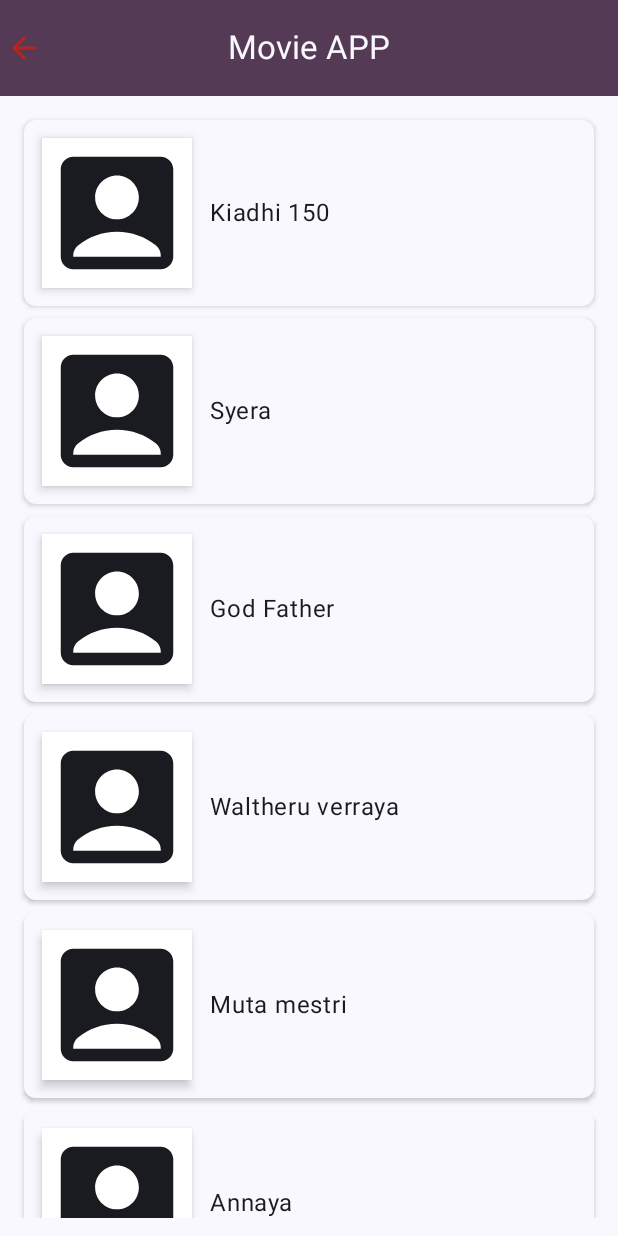
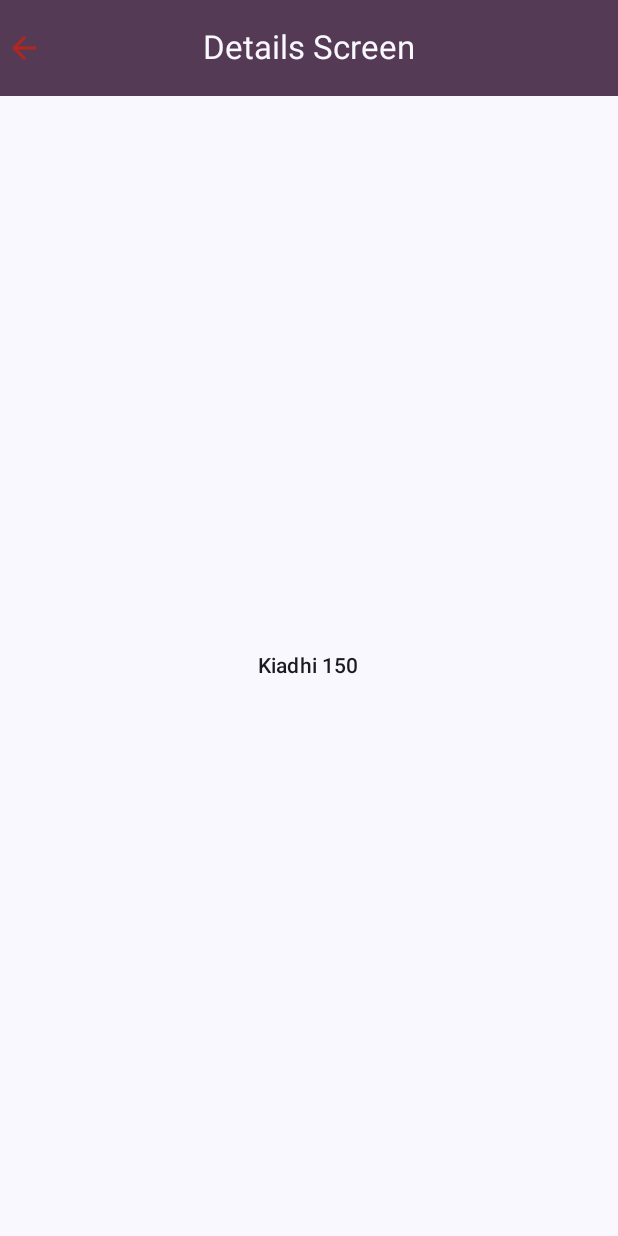
Before and after one commit to saleelkhanshaik/Compose_MovieApp, an Android app built with Jetpack Compose: the screen it shows after launch (MainActivity), after a tap on "Kiadhi 150", on a phone screen of 412 x 824 dp. Run offline under Robolectric (Android 15) with nearby library versions, the phone set to English and light mode, and no system bars.

Commit message:
working with jetpack navigation

```diff
--- a/app/build.gradle
+++ b/app/build.gradle
@@ -56,6 +56,8 @@ dependencies {
     implementation 'androidx.compose.ui:ui-graphics'
     implementation 'androidx.compose.ui:ui-tooling-preview'
     implementation 'androidx.compose.material3:material3'
+    implementation 'androidx.navigation:navigation-compose:2.5.3'
+
     testImplementation 'junit:junit:4.13.2'
     androidTestImplementation 'androidx.test.ext:junit:1.1.5'
     androidTestImplementation 'androidx.test.espresso:espresso-core:3.5.1'
@@ -63,4 +65,5 @@ dependencies {
     androidTestImplementation 'androidx.compose.ui:ui-test-junit4'
     debugImplementation 'androidx.compose.ui:ui-tooling'
     debugImplementation 'androidx.compose.ui:ui-test-manifest'
+
 }
--- a/app/src/main/java/com/example/movieapp/MainActivity.kt
+++ b/app/src/main/java/com/example/movieapp/MainActivity.kt
@@ -38,6 +38,7 @@ import androidx.compose.ui.graphics.RectangleShape
 import androidx.compose.ui.platform.LocalContext
 import androidx.compose.ui.tooling.preview.Preview
 import androidx.compose.ui.unit.dp
+import com.example.movieapp.navigation.MovieNavigation
 import com.example.movieapp.ui.theme.MovieAppTheme
 
 private val TAG : String = "MovieScreengit"
@@ -46,111 +47,25 @@ class MainActivity : ComponentActivity() {
         super.onCreate(savedInstanceState)
         setContent {
             MyApp {
-                MainContent()
+                MovieNavigation()
             }
         }
     }
 }
 
-
-@OptIn(ExperimentalMaterial3Api::class)
 @Composable
 fun MyApp(content: @Composable () -> Unit) {
     MovieAppTheme {
-        val context = LocalContext.current
-        Scaffold(topBar = {
-            CenterAlignedTopAppBar(
-                title = {
-                    Text(text = "Movie APP")
-                },
-                modifier = Modifier,
-                navigationIcon = {
-                    Icon(imageVector = Icons.Default.ArrowBack, contentDescription = "TopBarIcon")
-//                    Icon(imageVector = Icons.Default.ArrowForward, contentDescription = "TopBarIcon")
-                },
-                colors = TopAppBarDefaults.centerAlignedTopAppBarColors(
-                    containerColor = MaterialTheme.colorScheme.tertiary,
-                    titleContentColor = MaterialTheme.colorScheme.background,
-                    navigationIconContentColor = MaterialTheme.colorScheme.error
-                )
-            )
-        }) { it ->
-            Column(modifier = Modifier.padding(it)) {
-                content()
-            }
-
-        }
+        content()
     }
 }
 
-@Composable
-fun MovieRow(movieDetails: String,
-             itemClick :(String) -> Unit
-) {
-    Card(
-        modifier = Modifier
-            .padding(4.dp)
-            .fillMaxWidth()
-            .clickable {
-                itemClick(movieDetails)
-            },
-        shape = MaterialTheme.shapes.small,
-        colors = CardDefaults.cardColors(
-            containerColor = MaterialTheme.colorScheme.background
-        ),
-        elevation = CardDefaults.cardElevation(defaultElevation = 2.dp,
-        pressedElevation = 4.dp),
-    ) {
-        Row(
-            verticalAlignment = Alignment.CenterVertically,
-            horizontalArrangement = Arrangement.Start
-        ) {
-            Surface(modifier = Modifier
-                .padding(12.dp)
-                .size(100.dp),
-                shape = RectangleShape,
-                color = MaterialTheme.colorScheme.onPrimary,
-                shadowElevation = 4.dp,
-                tonalElevation = 4.dp,
-            ) {
-                Icon(imageVector = Icons.Default.AccountBox,
-                    contentDescription = "Movie Icon")
-            }
-            Text(text = movieDetails)
-        }
 
-    }
-}
-
-@Composable
-fun MainContent(
-    movieList: List<String> = listOf<String>(
-       "Kiadhi 150",
-        "Syera",
-        "God Father",
-        "Waltheru verraya",
-        "Muta mestri",
-        "Annaya",
-        "Kadhi",
-        "Suprime"
-    )
-) {
-    Column(modifier = Modifier.padding(12.dp)) {
-        LazyColumn {
-            items(items = movieList) {
-                MovieRow(it){
-                    movieDetails ->
-                    Log.d(TAG, "MainContent: $movieDetails")
-                }
-            }
-        }
-    }
-}
 
 @Preview(showBackground = true)
 @Composable
 fun GreetingPreview() {
     MyApp {
-        MainContent()
+
     }
 }
--- /dev/null
+++ b/app/src/main/java/com/example/movieapp/navigation/MovieNavigation.kt
@@ -0,0 +1,33 @@
+package com.example.movieapp.navigation
+
+import android.util.Log
+import androidx.compose.runtime.Composable
+import androidx.navigation.NavType
+import androidx.navigation.compose.NavHost
+import androidx.navigation.compose.composable
+import androidx.navigation.compose.rememberNavController
+import androidx.navigation.navArgument
+import com.example.movieapp.screens.home.HomeScreen
+import com.example.movieapp.screens.details.MovieDetailsScreen
+
+private val TAG = "MovieNavigation"
+@Composable
+fun MovieNavigation(){
+    val navController = rememberNavController()
+    NavHost(navController = navController, startDestination = MovieScreen.HomeScreen.name){
+        composable(MovieScreen.HomeScreen.name){
+            HomeScreen(navController = navController)
+        }
+        //
+        composable(MovieScreen.DetailScreen.name+"/{" +
+                "movie}",
+        arguments = listOf(navArgument(name = "movie"){
+            type = NavType.StringType
+        })
+        ){
+            it ->
+            MovieDetailsScreen(navController = navController, it.arguments?.getString("movie"))
+        }
+    }
+
+}
--- /dev/null
+++ b/app/src/main/java/com/example/movieapp/navigation/MovieScreen.kt
@@ -0,0 +1,17 @@
+package com.example.movieapp.navigation
+
+
+enum class MovieScreen {
+    HomeScreen,
+    DetailScreen;
+
+    companion object{
+        fun fromRoute(route:String?):MovieScreen =
+            when(route?.substringBefore("/")){
+                HomeScreen.name -> HomeScreen
+                DetailScreen.name -> DetailScreen
+                null -> HomeScreen
+                else -> throw IllegalArgumentException("Route $route is not recognized")
+            }
+    }
+}
--- /dev/null
+++ b/app/src/main/java/com/example/movieapp/screens/details/MovieDetails.kt
@@ -0,0 +1,57 @@
+package com.example.movieapp.screens.details
+
+import android.annotation.SuppressLint
+import androidx.compose.foundation.clickable
+import androidx.compose.foundation.layout.Arrangement
+import androidx.compose.foundation.layout.Column
+import androidx.compose.foundation.layout.Spacer
+import androidx.compose.foundation.layout.fillMaxHeight
+import androidx.compose.foundation.layout.fillMaxWidth
+import androidx.compose.foundation.layout.padding
+import androidx.compose.material.icons.Icons
+import androidx.compose.material.icons.filled.ArrowBack
+import androidx.compose.material3.Button
+import androidx.compose.material3.CenterAlignedTopAppBar
+import androidx.compose.material3.ExperimentalMaterial3Api
+import androidx.compose.material3.Icon
+import androidx.compose.material3.MaterialTheme
+import androidx.compose.material3.Scaffold
+import androidx.compose.material3.Surface
+import androidx.compose.material3.Text
+import androidx.compose.material3.TopAppBarDefaults
+import androidx.compose.runtime.Composable
+import androidx.compose.ui.Alignment
+import androidx.compose.ui.Modifier
+import androidx.compose.ui.unit.dp
+import androidx.navigation.NavController
+
+@OptIn(ExperimentalMaterial3Api::class)
+@Composable
+fun MovieDetailsScreen(navController: NavController, name: String?) {
+    Scaffold(topBar = {
+        CenterAlignedTopAppBar(
+            title = {
+                Text(text = "Details Screen")
+            },
+            navigationIcon = {
+                Icon(imageVector = Icons.Default.ArrowBack, contentDescription = "TopBarIcon",
+                modifier = Modifier.clickable {
+                    navController.popBackStack()
+                })
+            },
+            colors = TopAppBarDefaults.centerAlignedTopAppBarColors(
+                containerColor = MaterialTheme.colorScheme.tertiary,
+                titleContentColor = MaterialTheme.colorScheme.background,
+                navigationIconContentColor = MaterialTheme.colorScheme.error
+            )
+        )
+    }
+    ) {it ->
+            Column(modifier = Modifier.padding(it).fillMaxWidth().fillMaxHeight(),
+            verticalArrangement = Arrangement.Center, horizontalAlignment = Alignment.CenterHorizontally) {
+                Text(text = name?.toString()?:"",
+                style = MaterialTheme.typography.labelLarge)
+            }
+
+        }
+}
--- /dev/null
+++ b/app/src/main/java/com/example/movieapp/screens/home/HomeScreen.kt
@@ -0,0 +1,126 @@
+package com.example.movieapp.screens.home
+
+
+
+import androidx.compose.foundation.clickable
+import androidx.compose.foundation.layout.Arrangement
+import androidx.compose.foundation.layout.Column
+import androidx.compose.foundation.layout.Row
+import androidx.compose.foundation.layout.fillMaxWidth
+import androidx.compose.foundation.layout.padding
+import androidx.compose.foundation.layout.size
+import androidx.compose.foundation.lazy.LazyColumn
+import androidx.compose.foundation.lazy.items
+import androidx.compose.material.icons.Icons
+import androidx.compose.material.icons.filled.AccountBox
+import androidx.compose.material.icons.filled.ArrowBack
+import androidx.compose.material3.Card
+import androidx.compose.material3.CardDefaults
+import androidx.compose.material3.CenterAlignedTopAppBar
+import androidx.compose.material3.ExperimentalMaterial3Api
+import androidx.compose.material3.Icon
+import androidx.compose.material3.MaterialTheme
+import androidx.compose.material3.Scaffold
+import androidx.compose.material3.Surface
+import androidx.compose.material3.Text
+import androidx.compose.material3.TopAppBarDefaults
+import androidx.compose.runtime.Composable
+import androidx.compose.ui.Alignment
+import androidx.compose.ui.Modifier
+import androidx.compose.ui.graphics.RectangleShape
+import androidx.compose.ui.unit.dp
+import androidx.navigation.NavController
+import com.example.movieapp.navigation.MovieScreen
+
+@OptIn(ExperimentalMaterial3Api::class)
+@Composable
+fun HomeScreen(navController: NavController) {
+    Scaffold(topBar = {
+        CenterAlignedTopAppBar(
+            title = {
+                Text(text = "Movie APP")
+            },
+            modifier = Modifier,
+            colors = TopAppBarDefaults.centerAlignedTopAppBarColors(
+                containerColor = MaterialTheme.colorScheme.tertiary,
+                titleContentColor = MaterialTheme.colorScheme.background,
+                navigationIconContentColor = MaterialTheme.colorScheme.error
+            )
+        )
+    }) { it ->
+        Column(modifier = Modifier.padding(it)) {
+            MainContent(navController)
+        }
+    }
+}
+
+@Composable
+fun MovieRow(
+    movieDetails: String,
+    itemClick: (String) -> Unit
+) {
+    Card(
+        modifier = Modifier
+            .padding(4.dp)
+            .fillMaxWidth()
+            .clickable {
+                itemClick(movieDetails)
+            },
+        shape = MaterialTheme.shapes.small,
+        colors = CardDefaults.cardColors(
+            containerColor = MaterialTheme.colorScheme.background
+        ),
+        elevation = CardDefaults.cardElevation(
+            defaultElevation = 2.dp,
+            pressedElevation = 4.dp
+        ),
+    ) {
+        Row(
+            verticalAlignment = Alignment.CenterVertically,
+            horizontalArrangement = Arrangement.Start
+        ) {
+            Surface(
+                modifier = Modifier
+                    .padding(12.dp)
+                    .size(100.dp),
+                shape = RectangleShape,
+                color = MaterialTheme.colorScheme.onPrimary,
+                shadowElevation = 4.dp,
+                tonalElevation = 4.dp,
+            ) {
+                Icon(
+                    imageVector = Icons.Default.AccountBox,
+                    contentDescription = "Movie Icon"
+                )
+            }
+            Text(text = movieDetails)
+        }
+
+    }
+}
+
+@Composable
+fun MainContent(
+    navController: NavController,
+    movieList: List<String> = listOf<String>(
+        "Kiadhi 150",
+        "Syera",
+        "God Father",
+        "Waltheru verraya",
+        "Muta mestri",
+        "Annaya",
+        "Kadhi",
+        "Suprime"
+    )
+) {
+    Column(modifier = Modifier.padding(12.dp)) {
+        LazyColumn {
+            items(items = movieList) {
+                MovieRow(it) { movieDetails ->
+                    navController.navigate(route = MovieScreen.DetailScreen.name+"/$movieDetails",
+                    )
+                }
+            }
+        }
+    }
+}
```
